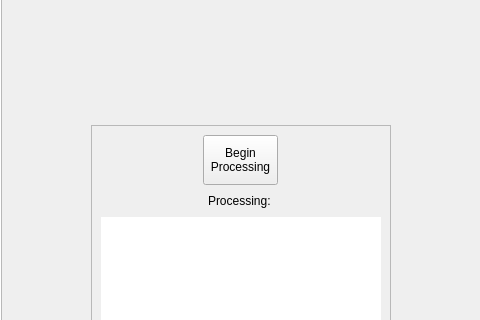
The window that GWAS_Miner/res/gwas_miner.ui (Thomas-Rowlands/GWAS-Miner) describes before a commit, drawn with Qt 5; both pictures show x 342 to 822 and y 203 to 523 of the 1146 by 797 pixel window.
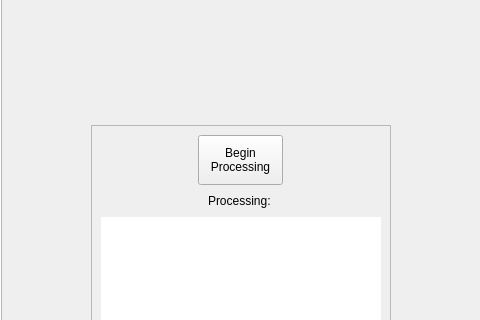
The same window after the commit.

Commit message: Exiting the settings page will now return users to their previous location.

The edit to the form file:
```diff
--- a/GWAS_Miner/res/gwas_miner.ui
+++ b/GWAS_Miner/res/gwas_miner.ui
@@ -604,7 +604,7 @@
                   </property>
                   <property name="minimumSize">
                    <size>
-                    <width>75</width>
+                    <width>85</width>
                     <height>50</height>
                    </size>
                   </property>
```
The commit also changes 1 other file.
